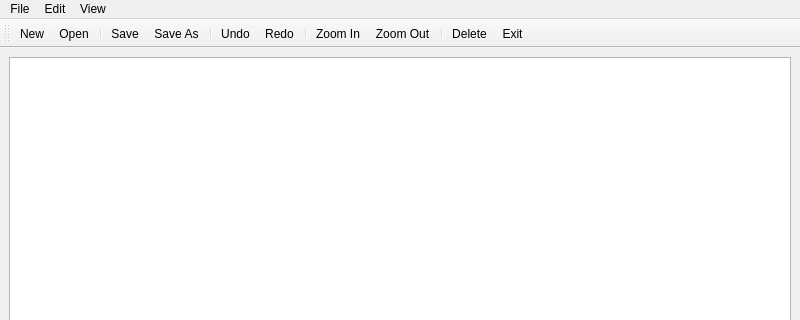
This is form.ui in DatBogie/TextEditor as Qt 5 draws it before an edit; both pictures show x 0 to 800 and y 0 to 320 of the 800 by 600 pixel window. The edited form follows.
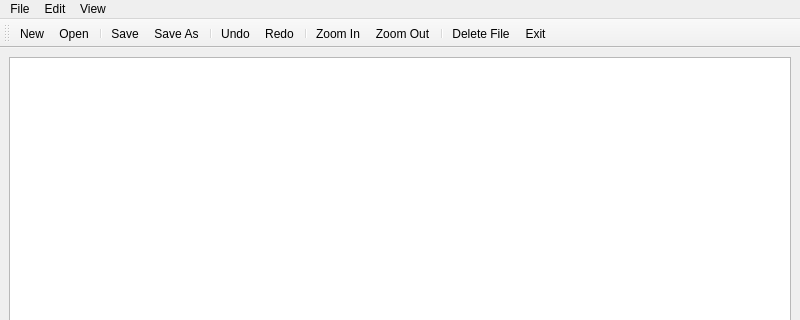
This is the edited form. Icons and pictures are not drawn.

Commit message: Delete -> Delete File

Diff of the .ui file:
```diff
--- a/form.ui
+++ b/form.ui
@@ -229,7 +229,10 @@
     <iconset theme="QIcon::ThemeIcon::EditDelete"/>
    </property>
    <property name="text">
-    <string>&amp;Delete</string>
+    <string>&amp;Delete File</string>
+   </property>
+   <property name="toolTip">
+    <string>Delete File</string>
    </property>
    <property name="shortcut">
     <string>Alt+Shift+Backspace</string>
```
The commit also changes 4 other files.
